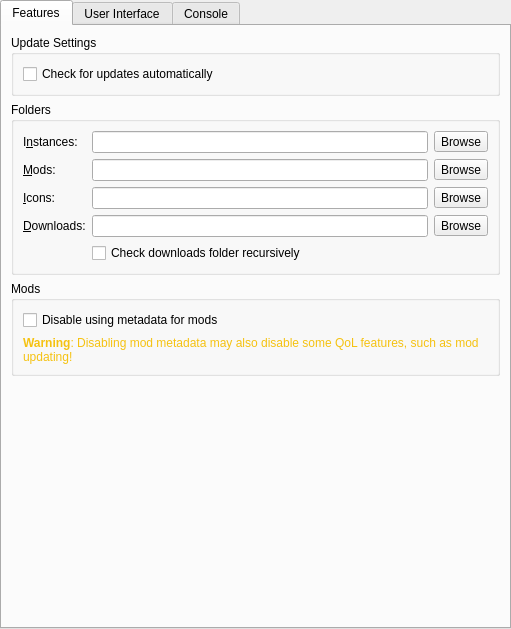
FreesmTeam/FreesmLauncher, file launcher/ui/pages/global/LauncherPage.ui: the form before one commit.
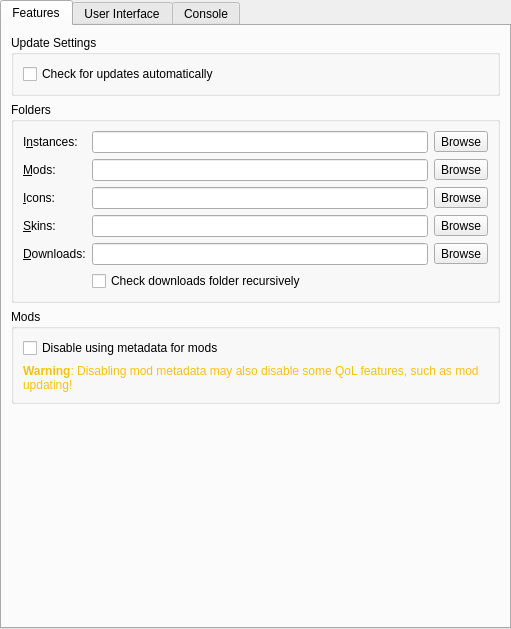
The form after the commit. Custom widgets are drawn as their Qt base class.

Commit message: added skins directory

```diff
--- a/launcher/ui/pages/global/LauncherPage.ui
+++ b/launcher/ui/pages/global/LauncherPage.ui
@@ -67,7 +67,7 @@
           <string>Folders</string>
          </property>
          <layout class="QGridLayout" name="foldersBoxLayout">
-          <item row="3" column="0">
+          <item row="4" column="0">
            <widget class="QLabel" name="labelDownloadsDir">
             <property name="text">
              <string>&amp;Downloads:</string>
@@ -90,13 +90,16 @@
           <item row="0" column="1">
            <widget class="QLineEdit" name="instDirTextBox"/>
           </item>
-          <item row="3" column="1">
+          <item row="4" column="1">
            <widget class="QLineEdit" name="downloadsDirTextBox"/>
           </item>
           <item row="2" column="1">
            <widget class="QLineEdit" name="iconsDirTextBox"/>
           </item>
-          <item row="3" column="2">
+          <item row="3" column="1">
+           <widget class="QLineEdit" name="skinsDirTextBox"/>
+          </item>
+          <item row="4" column="2">
            <widget class="QToolButton" name="downloadsDirBrowseBtn">
             <property name="text">
              <string>Browse</string>
@@ -147,7 +150,24 @@
             </property>
            </widget>
           </item>
-          <item row="4" column="1" colspan="2">
+          <item row="3" column="2">
+           <widget class="QToolButton" name="skinsDirBrowseBtn">
+            <property name="text">
+             <string>Browse</string>
+            </property>
+           </widget>
+          </item>
+          <item row="3" column="0">
+           <widget class="QLabel" name="labelSkinsDir">
+            <property name="text">
+             <string>&amp;Skins:</string>
+            </property>
+            <property name="buddy">
+             <cstring>skinsDirTextBox</cstring>
+            </property>
+           </widget>
+          </item>
+          <item row="5" column="1" colspan="2">
            <widget class="QCheckBox" name="downloadsDirWatchRecursiveCheckBox">
             <property name="toolTip">
              <string>When enabled, in addition to the downloads folder, its sub folders will also be searched when looking for resources (e.g. when looking for blocked mods on CurseForge).</string>
```
The commit also changes 6 other files.
